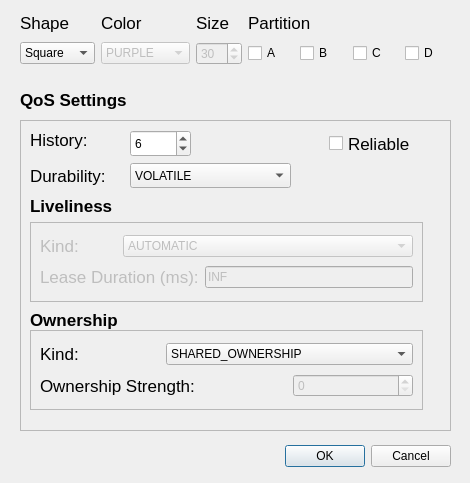
eProsima/Fast-DDS, file utils/ShapesDemo/forms/subscribedialog.ui: the form before one commit.
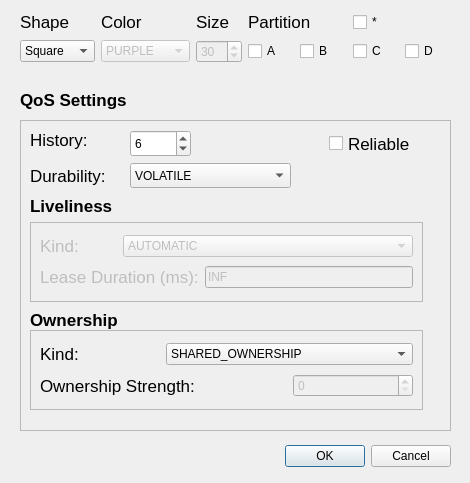
The form after the commit.

The edit to the form file:
```diff
--- a/utils/ShapesDemo/forms/subscribedialog.ui
+++ b/utils/ShapesDemo/forms/subscribedialog.ui
@@ -35,7 +35,7 @@
      <x>20</x>
      <y>10</y>
      <width>431</width>
-     <height>55</height>
+     <height>57</height>
     </rect>
    </property>
    <layout class="QGridLayout" name="gridLayout_2">
@@ -201,6 +201,13 @@
       </property>
      </widget>
     </item>
+    <item row="0" column="5">
+     <widget class="QCheckBox" name="checkBox_Asterisk">
+      <property name="text">
+       <string>*</string>
+      </property>
+     </widget>
+    </item>
    </layout>
   </widget>
   <widget class="QLabel" name="label_9">
```
